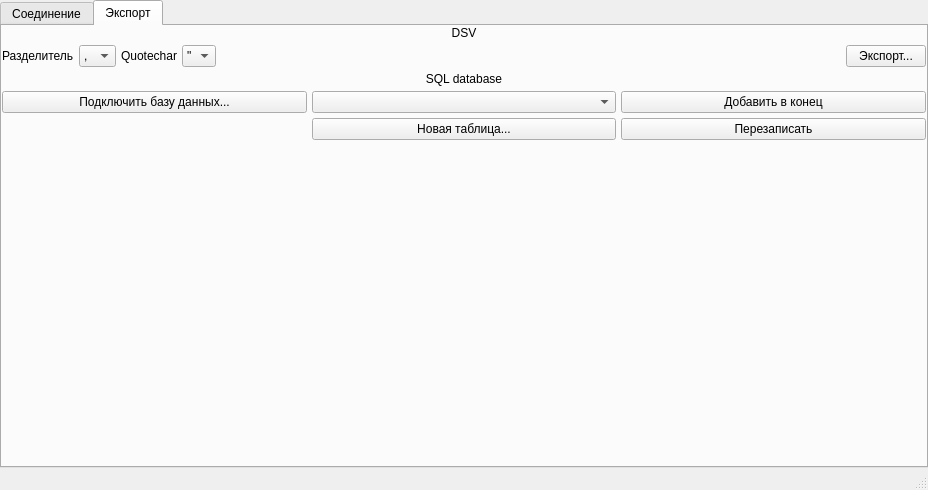
Qt form design.ui (das747/SerialMonitor) before a commit.
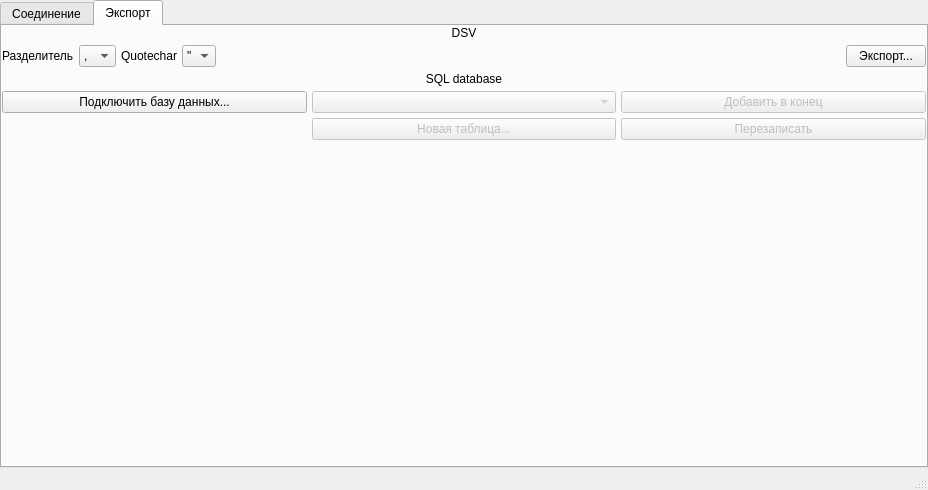
The same form after that commit. The open tabs and pages were chosen to show the change.

Commit message:
настройка экспорта в БД
подключение/отключение БД;
получение списка таблиц;
добавление новой таблицы

Diff of the .ui file:
```diff
--- a/design.ui
+++ b/design.ui
@@ -534,6 +534,9 @@
          <layout class="QGridLayout" name="sql_layout">
           <item row="1" column="1">
            <widget class="QPushButton" name="sql_new_table_btn">
+            <property name="enabled">
+             <bool>false</bool>
+            </property>
             <property name="text">
              <string>Новая таблица...</string>
             </property>
@@ -547,10 +550,17 @@
            </widget>
           </item>
           <item row="0" column="1">
-           <widget class="QComboBox" name="sql_table_box"/>
+           <widget class="QComboBox" name="sql_table_box">
+            <property name="enabled">
+             <bool>false</bool>
+            </property>
+           </widget>
           </item>
           <item row="0" column="2">
            <widget class="QPushButton" name="sql_add_btn">
+            <property name="enabled">
+             <bool>false</bool>
+            </property>
             <property name="text">
              <string>Добавить в конец</string>
             </property>
@@ -558,6 +568,9 @@
           </item>
           <item row="1" column="2">
            <widget class="QPushButton" name="sql_overwrite_btn">
+            <property name="enabled">
+             <bool>false</bool>
+            </property>
             <property name="text">
              <string>Перезаписать</string>
             </property>
```
The commit also changes 2 other files.
